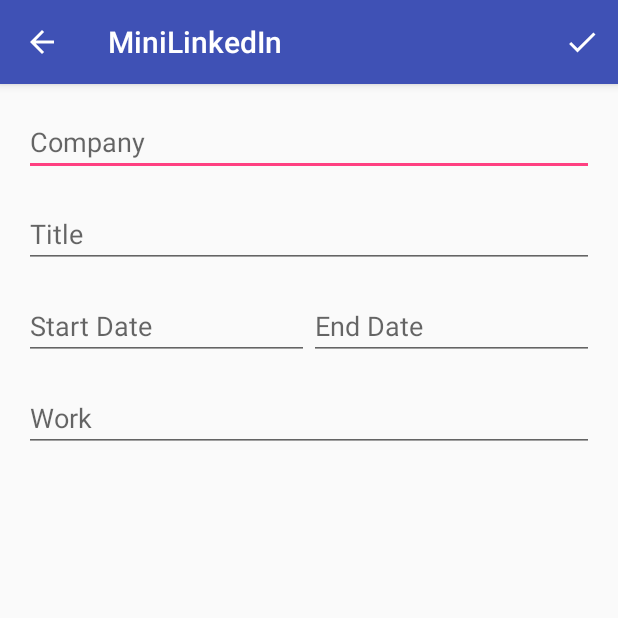
After one commit to hzhang428/MiniLinkedIn, an Android app: the ExperienceEditActivity screen opened directly, with no data from a screen before it, on a phone screen of 412 x 824 dp, the top half of it. The commit adds this screen. Run offline under Robolectric (Android 15) with nearby library versions, the phone set to English and light mode, and no system bars.

Commit message:
Project and Experience Edit UI

```diff
--- a/app/src/main/AndroidManifest.xml
+++ b/app/src/main/AndroidManifest.xml
@@ -18,6 +18,8 @@
 
         <activity android:name=".EducationEditActivity" />
         <activity android:name=".BasicInfoEditActivity" />
+        <activity android:name=".ExperienceEditActivity" />
+        <activity android:name=".ProjectEditActivity" />
     </application>
-    s
+
 </manifest>
--- /dev/null
+++ b/app/src/main/java/com/example/haozhang/minilinkedin/ExperienceEditActivity.java
@@ -0,0 +1,38 @@
+package com.example.haozhang.minilinkedin;
+
+import android.support.annotation.NonNull;
+import android.support.annotation.Nullable;
+
+/**
+ * Created by haozhang on 3/29/17.
+ */
+
+public class ExperienceEditActivity extends EditActivity {
+
+    public static final String KEY_EXPERIENCE = "experience";
+    public static final String KEY_EXPERIENCE_ID = "experience_id";
+
+    @Override
+    protected int getLayoutId() {
+        return R.layout.activity_experience_edit;
+    }
+
+    @Override
+    protected void setupUIForCreate() {
+
+    }
+
+    @Override
+    protected void setupUIForEdit(@NonNull Object data) {
+    }
+
+    @Override
+    protected void saveAndExit(@Nullable Object data) {
+
+    }
+
+    @Override
+    protected Object initializeData() {
+        return getIntent().getParcelableExtra(KEY_EXPERIENCE);
+    }
+}
--- a/app/src/main/res/layout/activity_experience_edit.xml
+++ b/app/src/main/res/layout/activity_experience_edit.xml
@@ -2,6 +2,47 @@
 <LinearLayout xmlns:android="http://schemas.android.com/apk/res/android"
     android:orientation="vertical"
     android:layout_width="match_parent"
-    android:layout_height="match_parent">
+    android:layout_height="match_parent"
+    android:padding="@dimen/spacing_medium">
 
+    <EditText
+        android:id="@+id/experience_edit_company"
+        android:layout_width="match_parent"
+        android:layout_height="wrap_content"
+        android:layout_marginBottom="@dimen/spacing_medium"
+        android:hint="@string/experience_edit_company" />
+
+    <EditText
+        android:id="@+id/experience_edit_title"
+        android:layout_width="match_parent"
+        android:layout_height="wrap_content"
+        android:layout_marginBottom="@dimen/spacing_medium"
+        android:hint="@string/experience_edit_title" />
+
+    <LinearLayout
+        android:layout_width="match_parent"
+        android:layout_height="wrap_content"
+        android:orientation="horizontal"
+        android:layout_marginBottom="@dimen/spacing_medium">
+
+        <EditText
+            android:id="@+id/experience_edit_startDate"
+            android:layout_width="0dp"
+            android:layout_height="wrap_content"
+            android:layout_weight="1"
+            android:hint="@string/experience_edit_startDate" />
+
+        <EditText
+            android:id="@+id/experience_edit_endDate"
+            android:layout_width="0dp"
+            android:layout_height="wrap_content"
+            android:layout_weight="1"
+            android:hint="@string/experience_edit_endDate" />
+    </LinearLayout>
+
+    <EditText
+        android:id="@+id/experience_edit_work"
+        android:layout_width="match_parent"
+        android:layout_height="wrap_content"
+        android:hint="@string/experience_edit_work" />
 </LinearLayout>
--- a/app/src/main/res/values/strings.xml
+++ b/app/src/main/res/values/strings.xml
@@ -19,5 +19,17 @@
     <string name="education_edit_endDate">End Date</string>
     <string name="education_edit_course">Courses</string>
 
+    <string name="experience_edit_company">Company</string>
+    <string name="experience_edit_title">Title</string>
+    <string name="experience_edit_startDate">Start Date</string>
+    <string name="experience_edit_endDate">End Date</string>
+    <string name="experience_edit_work">Work</string>
+
+    <string name="project_edit_name">Project Name</string>
+    <string name="project_edit_startDate">Start Date</string>
+    <string name="project_edit_endDate">End Date</string>
+    <string name="project_edit_detail">Details</string>
+
+
     <string name="action_save">save</string>
 </resources>
```
Also changed, not shown: app/src/main/java/com/example/haozhang/minilinkedin/ProjectEditActivity.java (added, +40 -0 lines), app/src/main/java/com/example/haozhang/minilinkedin/model/Experience.java (+35 -1 lines), app/src/main/java/com/example/haozhang/minilinkedin/model/Project.java (+39 -1 lines), app/src/main/res/layout/activity_project_edit.xml (+36 -1 lines).
